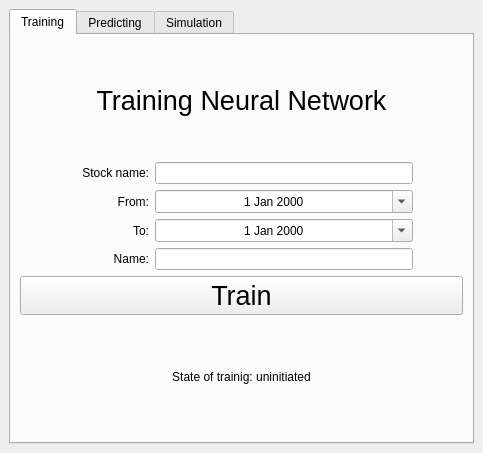
Before: the Qt Designer form gui/stocker.ui in Xevi8X/WSI_2023, drawn with Qt 5.
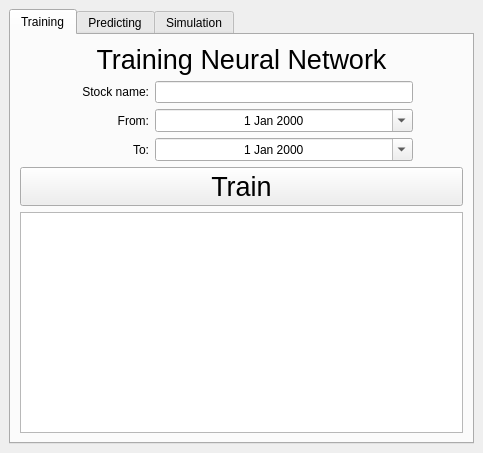
After: the same form once the commit is applied. The open tabs and pages were chosen to show the change.

```diff
--- a/gui/stocker.ui
+++ b/gui/stocker.ui
@@ -114,26 +114,6 @@
           </item>
          </layout>
         </item>
-        <item>
-         <layout class="QHBoxLayout" name="horizontalLayout_13" stretch="1,2">
-          <property name="rightMargin">
-           <number>50</number>
-          </property>
-          <item>
-           <widget class="QLabel" name="label_20">
-            <property name="text">
-             <string>Name:</string>
-            </property>
-            <property name="alignment">
-             <set>Qt::AlignRight|Qt::AlignTrailing|Qt::AlignVCenter</set>
-            </property>
-           </widget>
-          </item>
-          <item>
-           <widget class="QLineEdit" name="trainingNameLineEdit"/>
-          </item>
-         </layout>
-        </item>
         <item>
          <widget class="QPushButton" name="trainButton">
           <property name="minimumSize">
@@ -153,14 +133,7 @@
          </widget>
         </item>
         <item>
-         <widget class="QLabel" name="trainingStateLabel">
-          <property name="text">
-           <string>State of trainig: uninitiated</string>
-          </property>
-          <property name="alignment">
-           <set>Qt::AlignCenter</set>
-          </property>
-         </widget>
+         <widget class="QTextBrowser" name="textBrowser"/>
         </item>
        </layout>
       </widget>
```
Left out of the diff: 13 changed lines with no effect on the pictures.
